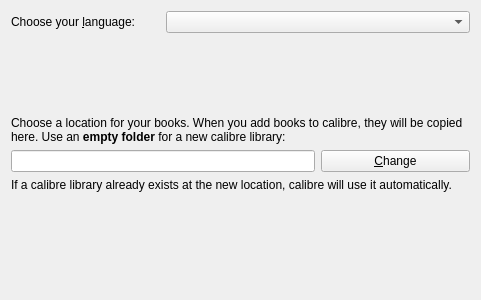
This is src/calibre/gui2/wizard/library.ui in debian-calibre/calibre as Qt 5 draws it before an edit. The edited form follows.
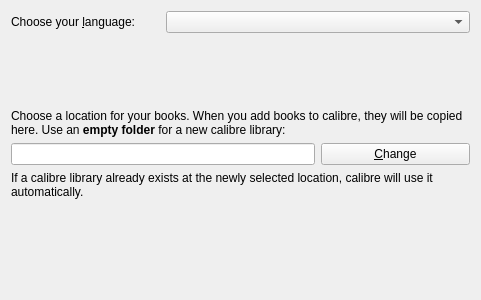
This is the edited form.

What changed in the file:
```diff
--- a/src/calibre/gui2/wizard/library.ui
+++ b/src/calibre/gui2/wizard/library.ui
@@ -53,7 +53,7 @@
    <item row="4" column="0" colspan="3">
     <widget class="QLabel" name="libloc_label2">
      <property name="text">
-      <string>If a calibre library already exists at the new location, calibre will use it automatically.</string>
+      <string>If a calibre library already exists at the newly selected location, calibre will use it automatically.</string>
      </property>
      <property name="wordWrap">
       <bool>true</bool>
```
